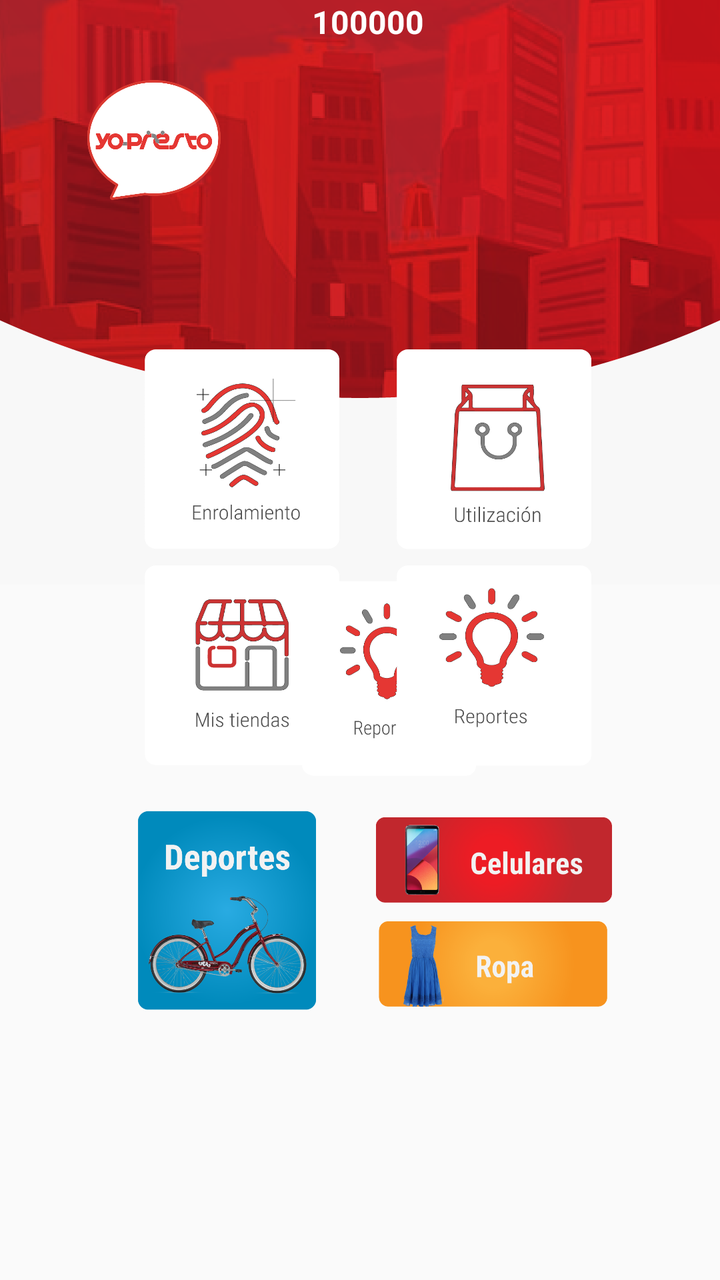
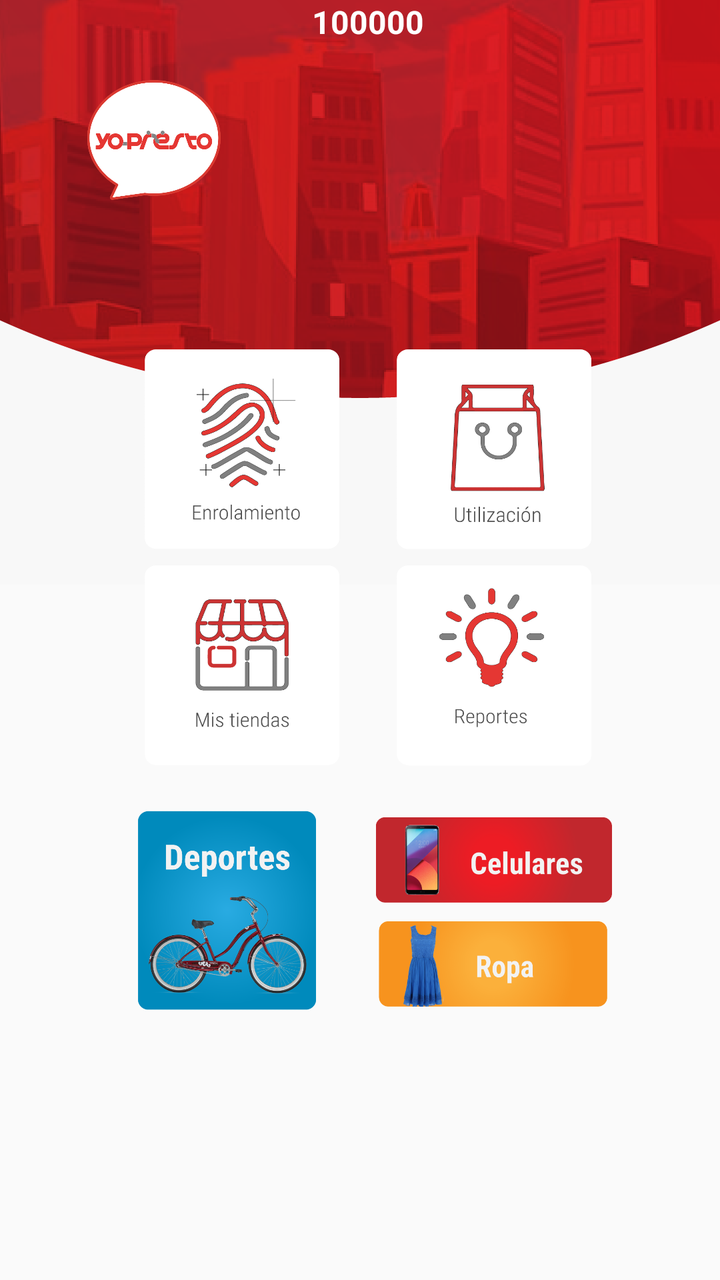

Before-and-after screenshots of an Android layout around one commit, followed by the original layout XML and the change that was made.
<!-- AndroidManifest.xml: activity theme AppTheme.NoActionBar -->
<!-- res/layout/activity_home.xml -->
<?xml version="1.0" encoding="utf-8"?>
<android.support.constraint.ConstraintLayout xmlns:android="http://schemas.android.com/apk/res/android"
    xmlns:app="http://schemas.android.com/apk/res-auto"
    xmlns:tools="http://schemas.android.com/tools"
    android:id="@+id/btnUtilizacion"
    android:layout_width="match_parent"
    android:layout_height="match_parent"
    android:background="@drawable/fondohome"
    tools:context="com.yopresto.app.yoprestoapp.ui.main.HomeActivity">

    <ImageView
        android:id="@+id/btnRopa"
        android:layout_width="118dp"
        android:layout_height="60dp"
        android:layout_marginStart="188dp"
        android:layout_marginTop="448dp"
        android:contentDescription="@string/nav_header_desc"
        android:paddingTop="@dimen/nav_header_vertical_spacing"
        app:layout_constraintStart_toStartOf="parent"
        app:layout_constraintTop_toTopOf="parent"
        app:srcCompat="@drawable/ropa" />

    <ImageView
        android:id="@+id/btnCelular2"
        android:layout_width="118dp"
        android:layout_height="60dp"
        android:layout_marginStart="188dp"
        android:layout_marginTop="396dp"
        android:contentDescription="@string/nav_header_desc"
        android:paddingTop="@dimen/nav_header_vertical_spacing"
        app:layout_constraintStart_toStartOf="parent"
        app:layout_constraintTop_toTopOf="parent"
        app:srcCompat="@drawable/celulares" />

    <ImageView
        android:id="@+id/btnDeports2"
        android:layout_width="115dp"
        android:layout_height="110dp"
        android:layout_marginStart="56dp"
        android:layout_marginTop="396dp"
        android:contentDescription="@string/nav_header_desc"
        android:paddingTop="@dimen/nav_header_vertical_spacing"
        app:layout_constraintStart_toStartOf="parent"
        app:layout_constraintTop_toTopOf="parent"
        app:srcCompat="@drawable/deportes" />

    <ImageView
        android:id="@+id/BtnReport"
        android:layout_width="115dp"
        android:layout_height="110dp"
        android:layout_marginTop="280dp"
        android:layout_marginEnd="108dp"
        android:contentDescription="@string/nav_header_desc"
        android:paddingTop="@dimen/nav_header_vertical_spacing"
        app:layout_constraintEnd_toEndOf="parent"
        app:layout_constraintTop_toTopOf="parent"
        app:srcCompat="@drawable/icon4" />

    <TextView
        android:id="@+id/textView16"
        android:layout_width="132dp"
        android:layout_height="26dp"
        android:layout_marginTop="16dp"
        android:layout_marginEnd="72dp"
        android:layout_marginBottom="8dp"
        android:text="@string/welcome"
        android:textColor="#ffffff"
        android:textSize="18sp"
        android:textStyle="bold"
        app:layout_constraintBottom_toTopOf="@+id/textView4"
        app:layout_constraintEnd_toEndOf="parent"
        app:layout_constraintTop_toTopOf="parent" />

    <TextView
        android:id="@+id/textView15"
        android:layout_width="132dp"
        android:layout_height="26dp"
        android:layout_marginEnd="72dp"
        android:layout_marginBottom="8dp"
        android:text="@string/avalaible_money"
        android:textColor="#ffffff"
        android:textSize="16sp"
        android:textStyle="bold"
        app:layout_constraintBottom_toTopOf="@+id/textView14"
        app:layout_constraintEnd_toEndOf="parent" />

    <TextView
        android:id="@+id/textView14"
        android:layout_width="132dp"
        android:layout_height="26dp"
        android:layout_marginEnd="72dp"
        android:text="100000"
        android:textColor="#ffffff"
        android:textSize="16sp"
        android:textStyle="bold"
        app:layout_constraintEnd_toEndOf="parent"
        tools:layout_editor_absoluteY="126dp" />

    <ImageView
        android:id="@+id/imageView2"
        android:layout_width="82dp"
        android:layout_height="76dp"
        android:layout_marginStart="36dp"
        android:layout_marginTop="28dp"
        android:contentDescription="@string/nav_header_desc"
        android:paddingTop="@dimen/nav_header_vertical_spacing"
        app:layout_constraintStart_toStartOf="parent"
        app:layout_constraintTop_toTopOf="parent"
        app:srcCompat="@drawable/logoyopresto" />

    <TextView
        android:id="@+id/textView4"
        android:layout_width="132dp"
        android:layout_height="26dp"
        android:layout_marginEnd="72dp"
        android:layout_marginBottom="16dp"
        android:text="Andrey"
        android:textColor="#ffffff"
        android:textSize="18sp"
        android:textStyle="bold"
        app:layout_constraintBottom_toTopOf="@+id/textView15"
        app:layout_constraintEnd_toEndOf="parent" />

    <Button
        android:id="@+id/BtnEnrollment"
        android:layout_width="114dp"
        android:layout_height="105dp"
        android:layout_marginStart="64dp"
        android:layout_marginTop="172dp"
        android:background="@drawable/icon1"
        app:layout_constraintStart_toStartOf="parent"
        app:layout_constraintTop_toTopOf="parent" />

    <Button
        android:id="@+id/BtnUtilization"
        android:layout_width="114dp"
        android:layout_height="105dp"
        android:layout_marginEnd="56dp"
        android:layout_marginTop="172dp"
        android:background="@drawable/icon2"
        app:layout_constraintEnd_toEndOf="parent"
        app:layout_constraintTop_toTopOf="parent" />

    <Button
        android:id="@+id/BtnMyStores"
        android:layout_width="114dp"
        android:layout_height="105dp"
        android:layout_marginStart="64dp"
        android:layout_marginTop="280dp"
        android:background="@drawable/icon3"
        app:layout_constraintStart_toStartOf="parent"
        app:layout_constraintTop_toTopOf="parent" />

    <Button
        android:id="@+id/BtnReport"
        android:layout_width="114dp"
        android:layout_height="105dp"
        android:layout_marginEnd="56dp"
        android:layout_marginTop="280dp"
        android:background="@drawable/icon4"
        app:layout_constraintEnd_toEndOf="parent"
        app:layout_constraintTop_toTopOf="parent" />
        android:id="@+id/BtnUtilizacion"
        android:layout_width="115dp"
        android:layout_height="110dp"
        android:text="Utilización"
        tools:layout_editor_absoluteX="189dp"
        tools:layout_editor_absoluteY="172dp" />

</android.support.constraint.ConstraintLayout>
<!-- resources referenced by this layout -->
<resources>
  <dimen name="nav_header_vertical_spacing">8dp</dimen>
  <!-- drawable celulares: png bitmap (drawable-v21, 40678 bytes) -->
  <!-- drawable deportes: png bitmap (drawable-v21, 166544 bytes) -->
  <!-- drawable fondohome: png bitmap (drawable-v21, 177223 bytes) -->
  <!-- drawable icon1: png bitmap (drawable-v21, 27204 bytes) -->
  <!-- drawable icon2: png bitmap (drawable-v21, 15312 bytes) -->
  <!-- drawable icon3: png bitmap (drawable-v21, 17359 bytes) -->
  <!-- drawable icon4: png bitmap (drawable-v21, 18562 bytes) -->
  <!-- drawable logoyopresto: png bitmap (drawable-v21, 21470 bytes) -->
  <!-- drawable ropa: png bitmap (drawable-v21, 44254 bytes) -->
  <string name="avalaible_money">Avalaible money:</string>
  <string name="nav_header_desc" translatable="false">Navigation header</string>
  <string name="welcome">Welcome</string>
  <style name="AppTheme.NoActionBar">
          <item name="windowActionBar">false</item>
          <item name="windowNoTitle">true</item>
      </style>
</resources>

<!-- the commit's change to res/layout/activity_home.xml (unified diff, before → after) -->
@@ -44,17 +44,6 @@
         app:layout_constraintTop_toTopOf="parent"
         app:srcCompat="@drawable/deportes" />
 
-    <ImageView
-        android:id="@+id/BtnReport"
-        android:layout_width="115dp"
-        android:layout_height="110dp"
-        android:layout_marginTop="280dp"
-        android:layout_marginEnd="108dp"
-        android:contentDescription="@string/nav_header_desc"
-        android:paddingTop="@dimen/nav_header_vertical_spacing"
-        app:layout_constraintEnd_toEndOf="parent"
-        app:layout_constraintTop_toTopOf="parent"
-        app:srcCompat="@drawable/icon4" />
 
     <TextView
         android:id="@+id/textView16"
